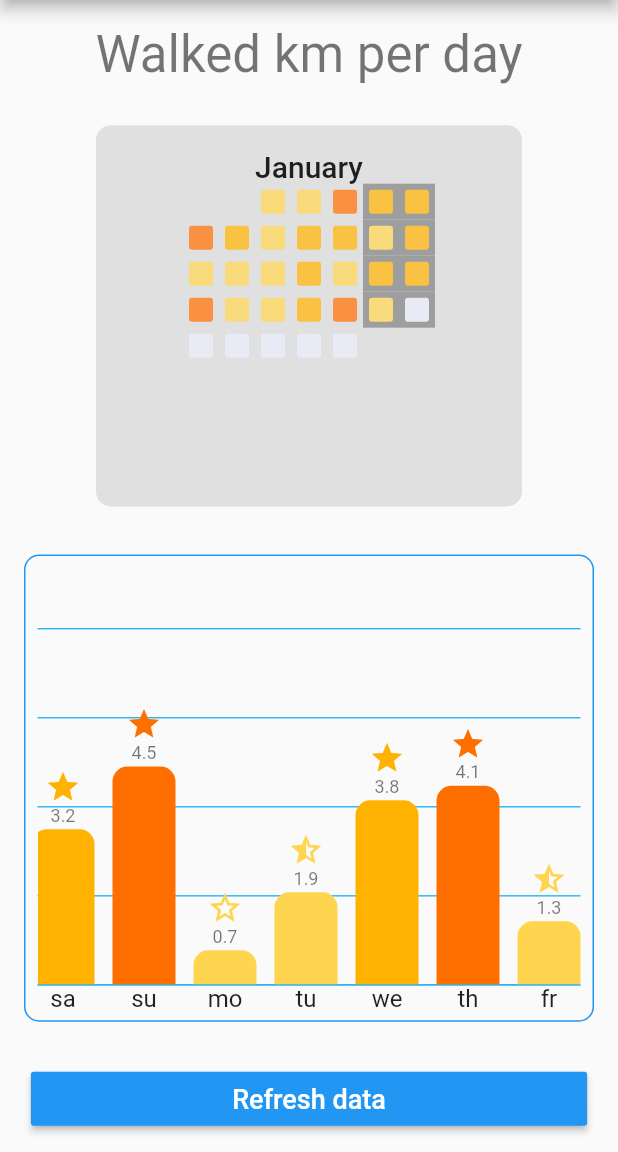
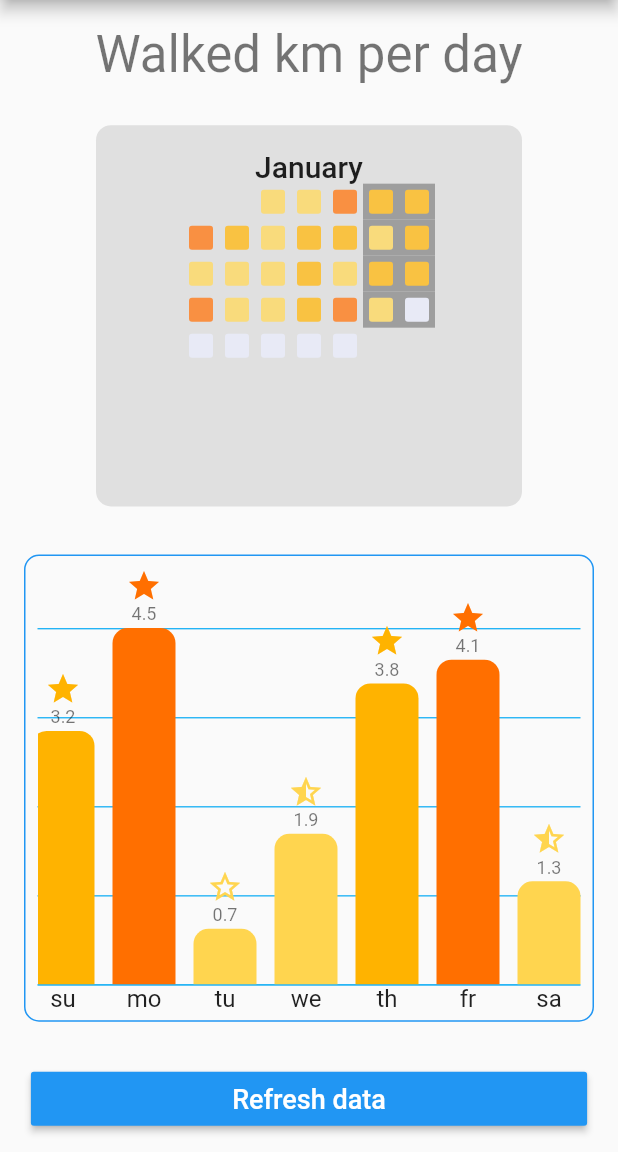
Before and after one commit to fgcan10/chart_components, a Flutter app: the BarChartPage screen opened by its route, after a tap on "Refresh data", on a phone screen of 412 x 824 dp, the part 84-1236 px from its top. Run offline on Flutter 3.47's test engine with Material 2 defaults, Android fonts, the phone set to English and light mode, and no system bars.

Commit message:
Version 0.1.3

```diff
--- a/example/lib/bar_chart_page.dart
+++ b/example/lib/bar_chart_page.dart
@@ -93,7 +93,7 @@ class _BarChartPageState extends State<BarChartPage> {
                   getIcon: DataRepository.getIcon,
                   barWidth: 42,
                   barSeparation: 12,
-                  animationDuration: Duration(milliseconds: 1800),
+                  animationDuration: Duration(milliseconds: 1000),
                   animationCurve: Curves.easeInOutSine,
                   itemRadius: 10,
                   iconHeight: 24,
--- a/example/lib/data_repository.dart
+++ b/example/lib/data_repository.dart
@@ -42,7 +42,6 @@ class DataRepository {
 
   static List<String> getLabels() {
     List<String> labels = [
-      'mo',
       'tu',
       'we',
       'th',
--- a/example/pubspec.yaml
+++ b/example/pubspec.yaml
@@ -1,5 +1,5 @@
 name: example
-description: A new Flutter project.
+description: Example project for chart_components package.
 
 version: 1.0.0+1
 
--- a/lib/calendar_grid_component.dart
+++ b/lib/calendar_grid_component.dart
@@ -107,7 +107,7 @@ class CalendarGrid extends StatelessWidget {
       if (newDay.day <= maxday && newDay.month == month) {
         ret.add(Container(
           child: _getDayGridItem(newDay, context),
-          color: (i > 5) ? backgroundColorWeekend : null,
+          color: _isWeekend(i) ? backgroundColorWeekend : null,
         ));
       } else {
         ret.add(_getEmtpyGridItem());
@@ -115,6 +115,15 @@ class CalendarGrid extends StatelessWidget {
       newDay = newDay.add(const Duration(days: 1));
     }
     return ret;
+  }
+
+  bool _isWeekend(int dayOfWeek) {
+    DateTime moonlanding = DateTime(1969, 7, 20);
+    if (moonlanding.weekday == 7) {
+      return (dayOfWeek > 5);
+    } else {
+      return (dayOfWeek == 1 || dayOfWeek == 7);
+    }
   }
 
   int _lastDayOfTheMonth() {
--- a/pubspec.yaml
+++ b/pubspec.yaml
@@ -1,6 +1,6 @@
 name: chart_components
-description: Two chart components for Flutter. An animated bar chart with label, value, icon and bar color. An animated calendar grid chart based on the github calendar.
-version: 0.1.2
+description: Two chart components for Flutter. Animated bar chart and animated calendar grid chart based on the github's one. Many properties to customize.
+version: 0.1.3
 author: Fernando Paredes Quesada<fgcan10@gmail.com>
 homepage: https://github.com/fgcan10/chart_components
 
```
Also changed, not shown: bar_chart.gif (added), calendar_grid.gif (added), example/pubspec.lock, 2 other files.
